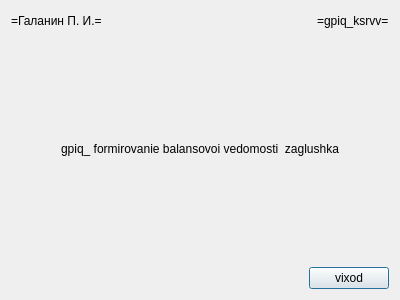
Above: gpiq_/gpiq_/gpiq_ksrvv.ui from BrSTU-PO4-190333/5sem_NPO_old before the change. Below: the same form after it.
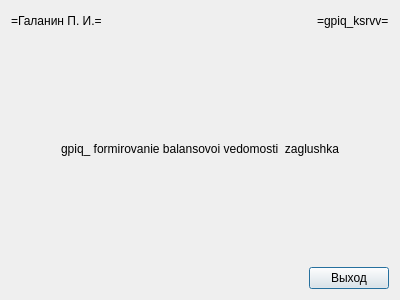
That is the form after the change.

Diff of the .ui file:
```diff
--- a/gpiq_/gpiq_/gpiq_ksrvv.ui
+++ b/gpiq_/gpiq_/gpiq_ksrvv.ui
@@ -102,7 +102,7 @@
      <item>
       <widget class="QPushButton" name="gpiq_ksrvv_exit_c">
        <property name="text">
-        <string>vixod</string>
+        <string>Выход</string>
        </property>
       </widget>
      </item>
```
